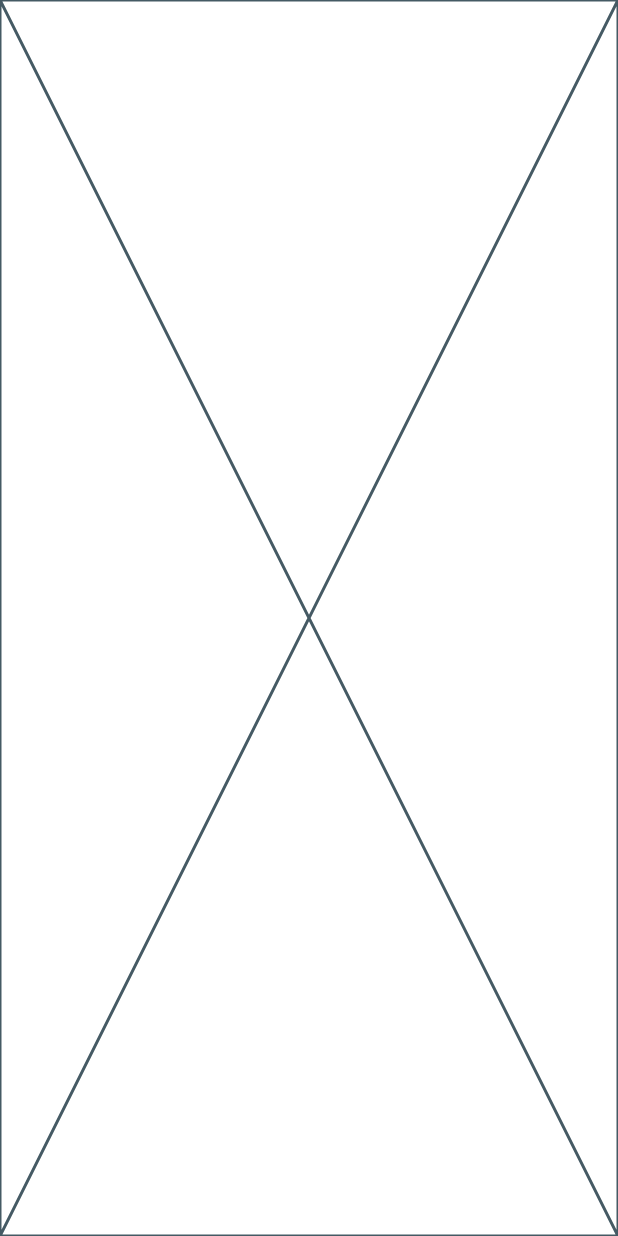
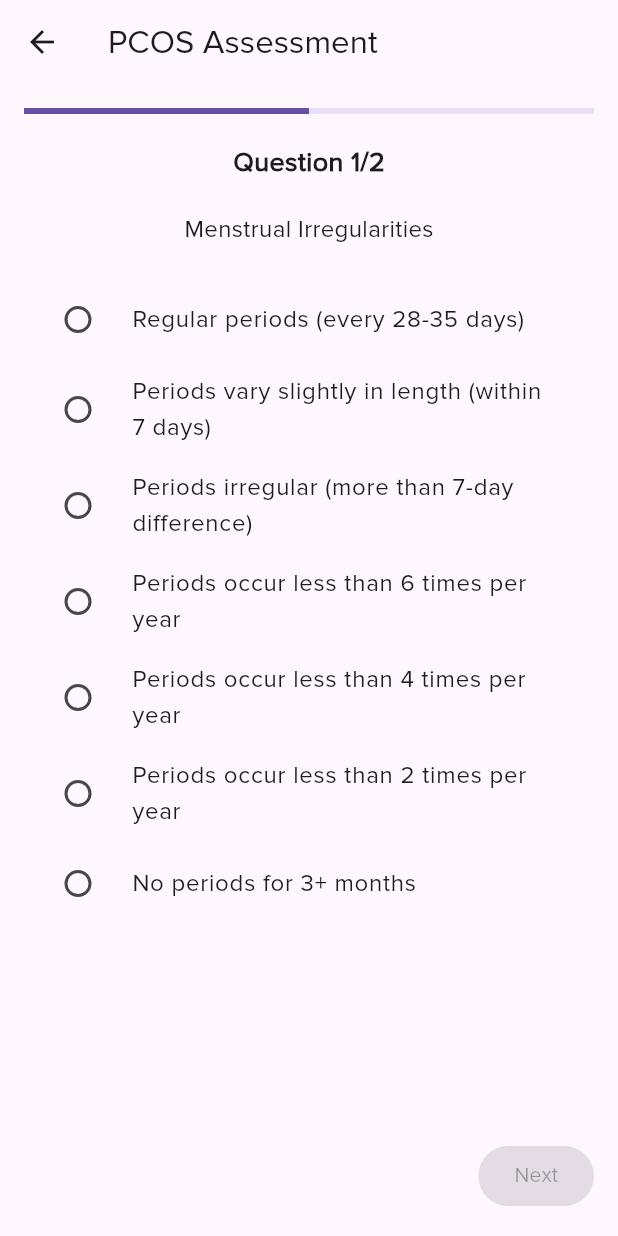
Before and after one commit to sidhant-sriv/nova_pcos, a Flutter app: the screen it shows after launch, after a tap on "Start Assessment as Guest", on a phone screen of 412 x 824 dp. Run offline on Flutter 3.47's test engine with Material 3 defaults, Android fonts, the light colour scheme and no system bars.

Commit message:
feat: Add questionnaire model, screen, and question bank for PCOS assessment

```diff
--- /dev/null
+++ b/lib/constants/question_bank.dart
@@ -0,0 +1,30 @@
+// core/constants/question_bank.dart
+import 'package:nova_pcos/models/questionnaire_model.dart';
+
+final List<Question> pcosQuestions = [
+  Question(
+    questionText: 'Menstrual Irregularities',
+    options: [
+      AnswerOption(label: 'Regular periods (every 28-35 days)', points: 0),
+      AnswerOption(label: 'Periods vary slightly in length (within 7 days)', points: 2),
+      AnswerOption(label: 'Periods irregular (more than 7-day difference)', points: 3),
+      AnswerOption(label: 'Periods occur less than 6 times per year', points: 4),
+      AnswerOption(label: 'Periods occur less than 4 times per year', points: 5),
+      AnswerOption(label: 'Periods occur less than 2 times per year', points: 6),
+      AnswerOption(label: 'No periods for 3+ months', points: 7),
+    ],
+  ),
+  Question(
+    questionText: 'Acne',
+    options: [
+      AnswerOption(label: 'No acne or occasional breakouts', points: 0),
+      AnswerOption(label: 'Rare breakouts', points: 2),
+      AnswerOption(label: 'Occasional breakouts, especially around period', points: 3),
+      AnswerOption(label: 'Breakouts occur sometimes but are manageable', points: 4),
+      AnswerOption(label: 'Frequent breakouts', points: 5),
+      AnswerOption(label: 'Breakouts are severe and require treatment', points: 6),
+      AnswerOption(label: 'Severe and persistent acne', points: 7),
+    ],
+  ),
+
+];
--- a/lib/main.dart
+++ b/lib/main.dart
@@ -1,5 +1,7 @@
 import 'package:flutter/material.dart';
+import 'package:nova_pcos/screens/results/results.dart';
 import 'package:nova_pcos/screens/welcome/welcome.dart';
+import 'package:nova_pcos/screens/questionnaire/questionnaire_screen.dart';
 // Import other screens as necessary
 
 void main() {
@@ -33,13 +35,13 @@ class PCOSApp extends StatelessWidget {
         '/': (context) => const WelcomeScreen(),
         // '/register': (context) => const RegistrationScreen(),
         // '/login': (context) => const LoginScreen(),
-        // '/questionnaire': (context) => const QuestionnaireScreen(),
-        // '/results': (context) => const ResultsScreen(),
+        '/questionnaire': (context) => const QuestionnaireScreen(),
+        '/results': (context) => const ResultsScreen(),
         '/register': (context) => const Placeholder(),
         '/login': (context) => const Placeholder(),
-        '/questionnaire': (context) => const Placeholder(),
-        '/results': (context) => const Placeholder(),
+        //  '/results': (context) => const Placeholder(),
         // Add other routes/screens as needed
+        'pcosResources': (context) => const Placeholder(),
       },
     );
   }
--- /dev/null
+++ b/lib/models/questionnaire_model.dart
@@ -0,0 +1,17 @@
+// models/questionnaire_model.dart
+class Question {
+  final String questionText;
+  final List<AnswerOption> options;
+
+  Question({
+    required this.questionText,
+    required this.options,
+  });
+}
+
+class AnswerOption {
+  final String label;
+  final int points;
+
+  AnswerOption({required this.label, required this.points});
+}
--- /dev/null
+++ b/lib/screens/questionnaire/questionnaire_screen.dart
@@ -0,0 +1,122 @@
+import 'package:flutter/material.dart';
+import 'package:nova_pcos/constants/question_bank.dart';
+import 'package:nova_pcos/models/questionnaire_model.dart';
+
+class QuestionnaireScreen extends StatefulWidget {
+  const QuestionnaireScreen({super.key});
+
+  @override
+  State<QuestionnaireScreen> createState() => _QuestionnaireScreenState();
+}
+
+class _QuestionnaireScreenState extends State<QuestionnaireScreen> {
+  int currentIndex = 0;
+  List<int?> selectedAnswers = List.filled(pcosQuestions.length, null);
+
+  // A simple progress calculation
+  double get progress => (currentIndex + 1) / pcosQuestions.length;
+
+  void _onNext() {
+    if (currentIndex < pcosQuestions.length - 1) {
+      setState(() {
+        currentIndex++;
+      });
+    } else {
+      // Reached the last question, let's calculate score
+      _calculateResults();
+    }
+  }
+
+  void _onPrevious() {
+    if (currentIndex > 0) {
+      setState(() {
+        currentIndex--;
+      });
+    }
+  }
+
+  void _calculateResults() {
+    int totalScore = 0;
+    for (int i = 0; i < pcosQuestions.length; i++) {
+      final selected = selectedAnswers[i];
+      if (selected != null) {
+        totalScore += pcosQuestions[i].options[selected].points;
+      }
+    }
+    Navigator.pushNamed(
+      context,
+      '/results',
+      arguments: totalScore,
+    );
+  }
+
+  @override
+  Widget build(BuildContext context) {
+    final Question currentQuestion = pcosQuestions[currentIndex];
+
+    return Scaffold(
+      appBar: AppBar(title: const Text('PCOS Assessment')),
+      body: Padding(
+        padding: const EdgeInsets.all(16.0),
+        child: Column(
+          children: [
+            // Progress bar
+            LinearProgressIndicator(value: progress),
+            const SizedBox(height: 20),
+            Text(
+              'Question ${currentIndex + 1}/${pcosQuestions.length}',
+              style: const TextStyle(fontSize: 18, fontWeight: FontWeight.bold),
+            ),
+            const SizedBox(height: 20),
+
+            // Question
+            Text(
+              currentQuestion.questionText,
+              style: const TextStyle(fontSize: 16),
+            ),
+            const SizedBox(height: 20),
+
+            // Options
+            for (int i = 0; i < currentQuestion.options.length; i++)
+              RadioListTile<int>(
+                title: Text(currentQuestion.options[i].label),
+                value: i,
+                groupValue: selectedAnswers[currentIndex],
+                onChanged: (value) {
+                  setState(() {
+                    selectedAnswers[currentIndex] = value;
+                  });
+                },
+              ),
+
+            const Spacer(),
+
+            // Navigation Buttons
+            Row(
+              mainAxisAlignment: MainAxisAlignment.spaceBetween,
+              children: [
+                Visibility(
+                  visible: currentIndex > 0,
+                  child: OutlinedButton(
+                    onPressed: _onPrevious,
+                    child: const Text('Previous'),
+                  ),
+                ),
+                ElevatedButton(
+                  onPressed: selectedAnswers[currentIndex] == null
+                      ? null
+                      : _onNext, // disable if no option selected
+                  child: Text(
+                    currentIndex < pcosQuestions.length - 1
+                      ? 'Next'
+                      : 'Submit Assessment',
+                  ),
+                ),
+              ],
+            ),
+          ],
+        ),
+      ),
+    );
+  }
+}
```
Also changed, not shown: lib/screens/results/results.dart (added, +187 -0 lines), pubspec.lock.
